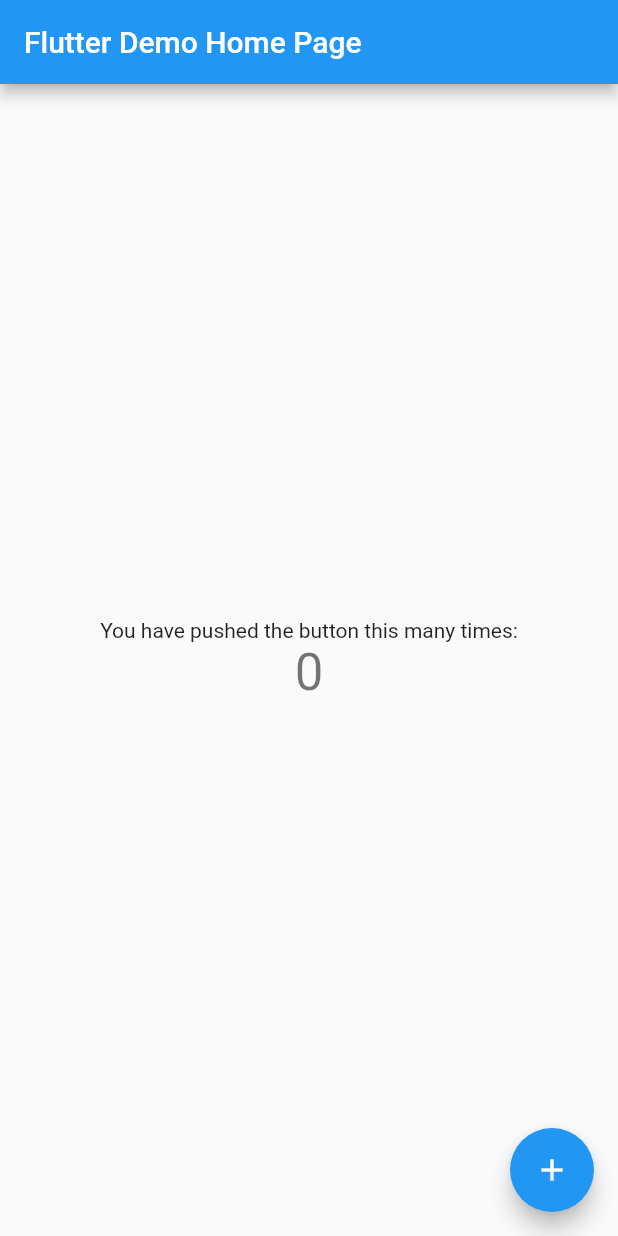
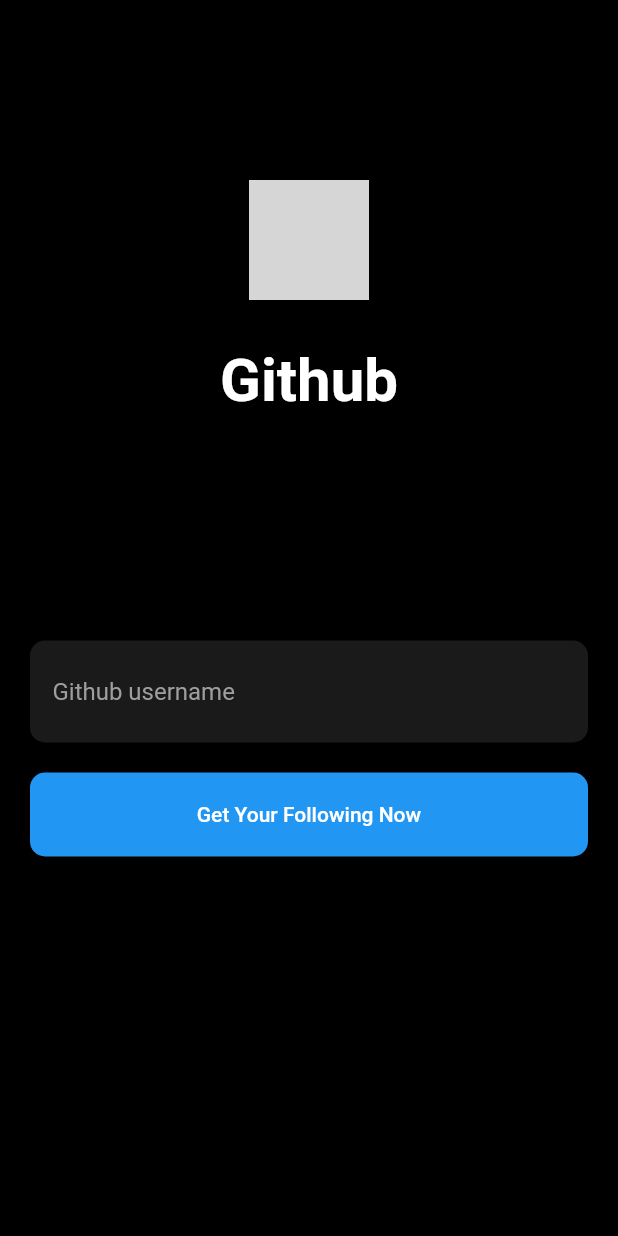
Before and after one commit to bobbyray1005/Flutter-github-application, a Flutter app: the screen it shows after launch, on a phone screen of 412 x 824 dp. Run offline on Flutter 3.47's test engine with Material 2 defaults, Android fonts, the phone set to English and light mode, and no system bars; accounts and stored records are empty; network calls fail; grey boxes are pictures that could not be loaded.

Commit message:
Make main file

```diff
--- a/lib/main.dart
+++ b/lib/main.dart
@@ -1,111 +1,103 @@
 import 'package:flutter/material.dart';
+import 'package:github_following/Pages/FollowingPage.dart';
+import 'package:github_following/Providers/UserProvider.dart';
+import 'package:provider/provider.dart';
 
-void main() => runApp(MyApp());
+void main() => runApp(
+  ChangeNotifierProvider<UserProvider>(
+    builder: (context) => UserProvider(),
+    child: MaterialApp(
+      home: HomePage(),
+      debugShowCheckedModeBanner: false,
+    ),
+  )
+);
 
-class MyApp extends StatelessWidget {
-  // This widget is the root of your application.
+class HomePage extends StatefulWidget {
   @override
-  Widget build(BuildContext context) {
-    return MaterialApp(
-      title: 'Flutter Demo',
-      theme: ThemeData(
-        // This is the theme of your application.
-        //
-        // Try running your application with "flutter run". You'll see the
-        // application has a blue toolbar. Then, without quitting the app, try
-        // changing the primarySwatch below to Colors.green and then invoke
-        // "hot reload" (press "r" in the console where you ran "flutter run",
-        // or simply save your changes to "hot reload" in a Flutter IDE).
-        // Notice that the counter didn't reset back to zero; the application
-        // is not restarted.
-        primarySwatch: Colors.blue,
-      ),
-      home: MyHomePage(title: 'Flutter Demo Home Page'),
-    );
-  }
+  _StateHomePage createState() => _StateHomePage();
 }
 
-class MyHomePage extends StatefulWidget {
-  MyHomePage({Key key, this.title}) : super(key: key);
+class _StateHomePage extends State<HomePage> {
 
-  // This widget is the home page of your application. It is stateful, meaning
-  // that it has a State object (defined below) that contains fields that affect
-  // how it looks.
+  TextEditingController _controller = TextEditingController();
 
-  // This class is the configuration for the state. It holds the values (in this
-  // case the title) provided by the parent (in this case the App widget) and
-  // used by the build method of the State. Fields in a Widget subclass are
-  // always marked "final".
-
-  final String title;
-
-  @override
-  _MyHomePageState createState() => _MyHomePageState();
+  void _getUser() {
+    if (_controller.text == '') {
+      Provider.of<UserProvider>(context).setMessage('Please inter your username');
+    } else {
+      Provider.of<UserProvider>(context).fetchUser(_controller.text).then((value) {
+        if (value) {
+          Navigator.push(context, MaterialPageRoute(builder: (context) => FollowingPage()));
         }
-
-class _MyHomePageState extends State<MyHomePage> {
-  int _counter = 0;
-
-  void _incrementCounter() {
-    setState(() {
-      // This call to setState tells the Flutter framework that something has
-      // changed in this State, which causes it to rerun the build method below
-      // so that the display can reflect the updated values. If we changed
-      // _counter without calling setState(), then the build method would not be
-      // called again, and so nothing would appear to happen.
-      _counter++;
       });
+    }
   }
 
   @override
   Widget build(BuildContext context) {
-    // This method is rerun every time setState is called, for instance as done
-    // by the _incrementCounter method above.
-    //
-    // The Flutter framework has been optimized to make rerunning build methods
-    // fast, so that you can just rebuild anything that needs updating rather
-    // than having to individually change instances of widgets.
     return Scaffold(
-      appBar: AppBar(
-        // Here we take the value from the MyHomePage object that was created by
-        // the App.build method, and use it to set our appbar title.
-        title: Text(widget.title),
+      body: Container(
+        color: Colors.black,
+        child: Padding(
+          padding: EdgeInsets.all(20),
+          child: Column(
+            children: <Widget>[
+              SizedBox(height: 100,),
+              Container(
+                width: 80,
+                height: 80,
+                child: CircleAvatar(
+                  backgroundColor: Colors.transparent,
+                  backgroundImage: NetworkImage('https://icon-library.net/images/github-icon-png/github-icon-png-29.jpg'),
+
                 ),
-      body: Center(
-        // Center is a layout widget. It takes a single child and positions it
-        // in the middle of the parent.
-        child: Column(
-          // Column is also a layout widget. It takes a list of children and
-          // arranges them vertically. By default, it sizes itself to fit its
-          // children horizontally, and tries to be as tall as its parent.
-          //
-          // Invoke "debug painting" (press "p" in the console, choose the
-          // "Toggle Debug Paint" action from the Flutter Inspector in Android
-          // Studio, or the "Toggle Debug Paint" command in Visual Studio Code)
-          // to see the wireframe for each widget.
-          //
-          // Column has various properties to control how it sizes itself and
-          // how it positions its children. Here we use mainAxisAlignment to
-          // center the children vertically; the main axis here is the vertical
-          // axis because Columns are vertical (the cross axis would be
-          // horizontal).
-          mainAxisAlignment: MainAxisAlignment.center,
-          children: <Widget>[
-            Text(
-              'You have pushed the button this many times:',
+
               ),
-            Text(
-              '$_counter',
-              style: Theme.of(context).textTheme.display1,
+              SizedBox(height: 30,),
+              Text("Github", style: TextStyle(color: Colors.white, fontSize: 40, fontWeight: FontWeight.bold),),
+              SizedBox(height: 150,),
+              Container(
+                padding: EdgeInsets.symmetric(horizontal: 15, vertical: 10),
+                decoration: BoxDecoration(
+                  borderRadius: BorderRadius.circular(10),
+                  color: Colors.white.withOpacity(.1)
                 ),
+                child: TextField(
+                  onChanged: (value) {
+                    Provider.of<UserProvider>(context).setMessage(null);
+                  },
+                  controller: _controller,
+                  enabled: !Provider.of<UserProvider>(context).isLoading(),
+                  style: TextStyle(color: Colors.white),
+                  decoration: InputDecoration(
+                    errorText: Provider.of<UserProvider>(context).getMessage(),
+                    border: InputBorder.none,
+                    hintText: "Github username",
+                    hintStyle: TextStyle(color: Colors.grey)
+                  ),
+                ),
+              ),
+              SizedBox(height: 20,),
+              MaterialButton(
+                padding: EdgeInsets.all(20),
+                color: Colors.blue,
+                shape: RoundedRectangleBorder(
+                  borderRadius: BorderRadius.circular(10)
+                ),
+                child: Align(
+                  child:
+                    Provider.of<UserProvider>(context).isLoading() ?
+                    CircularProgressIndicator(backgroundColor: Colors.white, strokeWidth: 2,) :
+                    Text('Get Your Following Now', style: TextStyle(color: Colors.white),),
+                ), onPressed: () {
+                  _getUser();
+                },
+              )
             ],
           ),
         ),
-      floatingActionButton: FloatingActionButton(
-        onPressed: _incrementCounter,
-        tooltip: 'Increment',
-        child: Icon(Icons.add),
-      ), // This trailing comma makes auto-formatting nicer for build methods.
+      ),
     );
   }
 }
```
Lines whose indentation alone changed are shown as unchanged.
